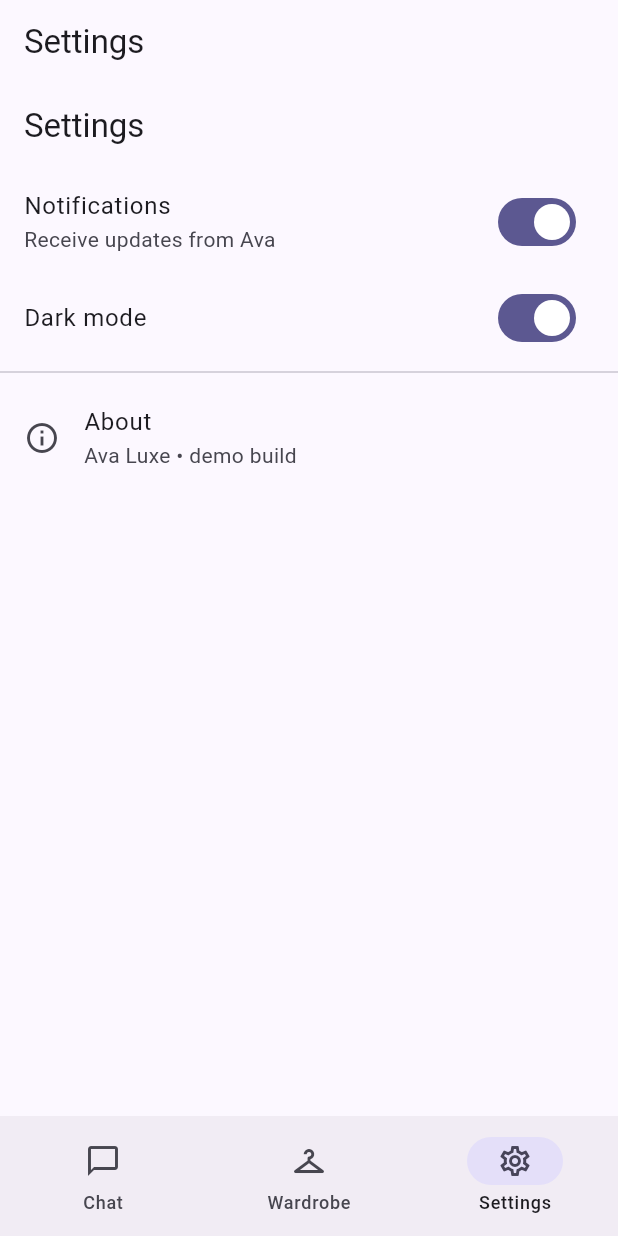
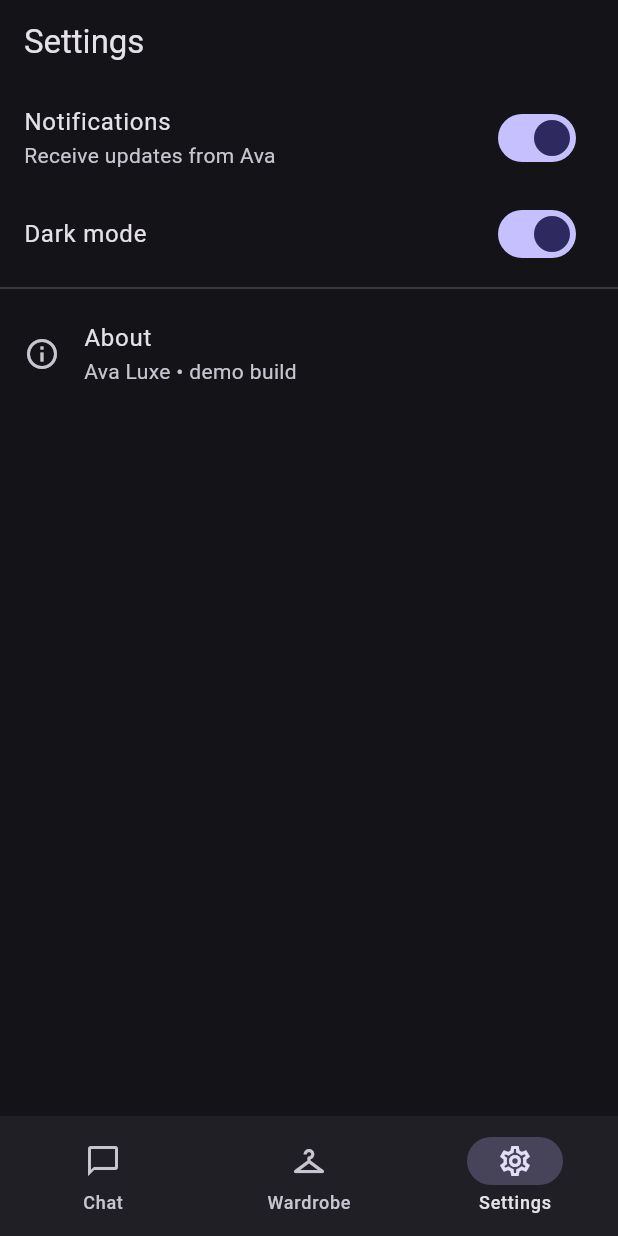
Before and after one commit to ananthkaran-wq/Ava-Luxe-Updated, a Flutter app: the screen it shows after launch, item 3 of the bottom bar chosen, after a tap on "Dark mode", on a phone screen of 412 x 824 dp. Run offline on Flutter 3.47's test engine with Material 3 defaults, Android fonts, the phone set to English and light mode, and no system bars; our stand-ins replace firebase_auth; accounts and stored records are empty; Roboto replaces fonts that are missing (Handjet).

Commit message:
Update settings_screen.dart

```diff
--- a/lib/screens/settings_screen.dart
+++ b/lib/screens/settings_screen.dart
@@ -1,39 +1,26 @@
 import 'package:flutter/material.dart';
+import 'package:provider/provider.dart';
+import '../state/app_settings.dart';
 
-class SettingsScreen extends StatefulWidget {
+class SettingsScreen extends StatelessWidget {
   const SettingsScreen({super.key});
-  @override
-  State<SettingsScreen> createState() => _SettingsScreenState();
-}
-
-class _SettingsScreenState extends State<SettingsScreen> {
-  bool notifications = true;
-  bool darkMode = false;
 
   @override
   Widget build(BuildContext context) {
-    return Scaffold(
-      appBar: AppBar(title: const Text('Settings')),
-      body: ListView(
+    final settings = context.watch<AppSettings>();
+
+    return ListView(
       children: [
         SwitchListTile(
-            value: notifications,
-            onChanged: (v) => setState(() => notifications = v),
           title: const Text('Notifications'),
           subtitle: const Text('Receive updates from Ava'),
+          value: settings.notifications,
+          onChanged: (v) => context.read<AppSettings>().toggleNotifications(v),
         ),
         SwitchListTile(
-            value: darkMode,
-            onChanged: (v) {
-              setState(() => darkMode = v);
-              // live theme demo (session only)
-              final scheme = v
-                  ? const ColorScheme.dark()
-                  : ColorScheme.fromSeed(seedColor: const Color(0xFF6D5DF6));
-              final app = context.findAncestorStateOfType<_ThemeHostState>();
-              app?.setScheme(scheme);
-            },
           title: const Text('Dark mode'),
+          value: settings.darkMode,
+          onChanged: (v) => context.read<AppSettings>().toggleDarkMode(v),
         ),
         const Divider(),
         const ListTile(
@@ -42,26 +29,6 @@ class _SettingsScreenState extends State<SettingsScreen> {
           subtitle: Text('Ava Luxe • demo build'),
         ),
       ],
-      ),
     );
   }
 }
-
-/// Small helper to toggle theme without adding storage deps
-class ThemeHost extends StatefulWidget {
-  final Widget child;
-  final ColorScheme initial;
-  const ThemeHost({super.key, required this.child, required this.initial});
-  @override
-  State<ThemeHost> createState() => _ThemeHostState();
-}
-
-class _ThemeHostState extends State<ThemeHost> {
-  late ColorScheme _scheme = widget.initial;
-  void setScheme(ColorScheme s) => setState(() => _scheme = s);
-
-  @override
-  Widget build(BuildContext context) {
-    return Theme(data: ThemeData(colorScheme: _scheme, useMaterial3: true), child: widget.child);
-  }
-}
```
Lines whose indentation alone changed are shown as unchanged.
